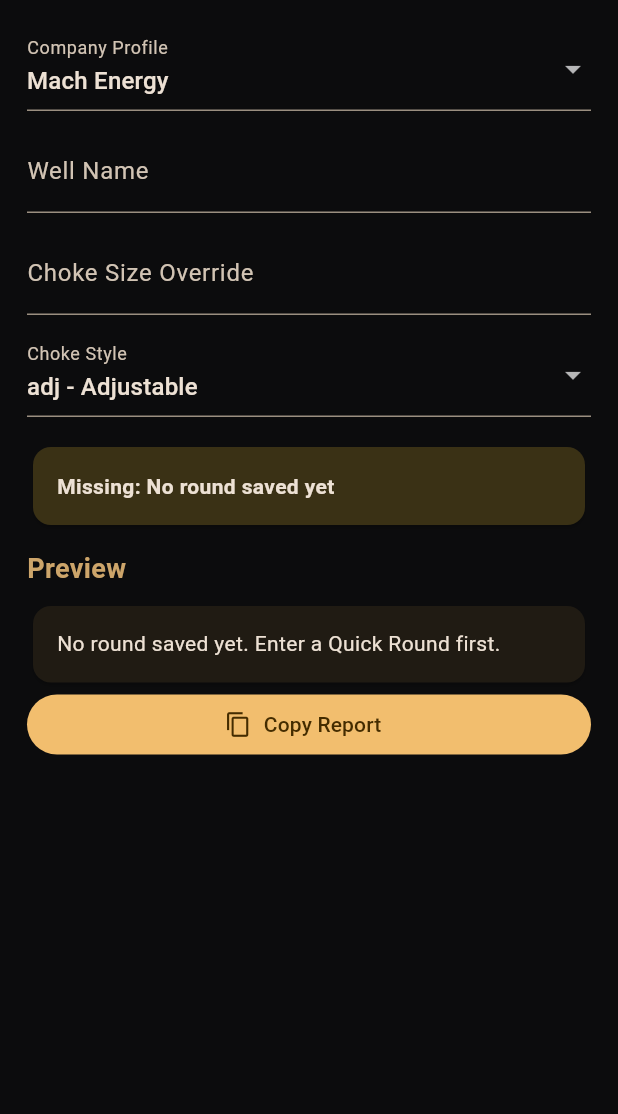
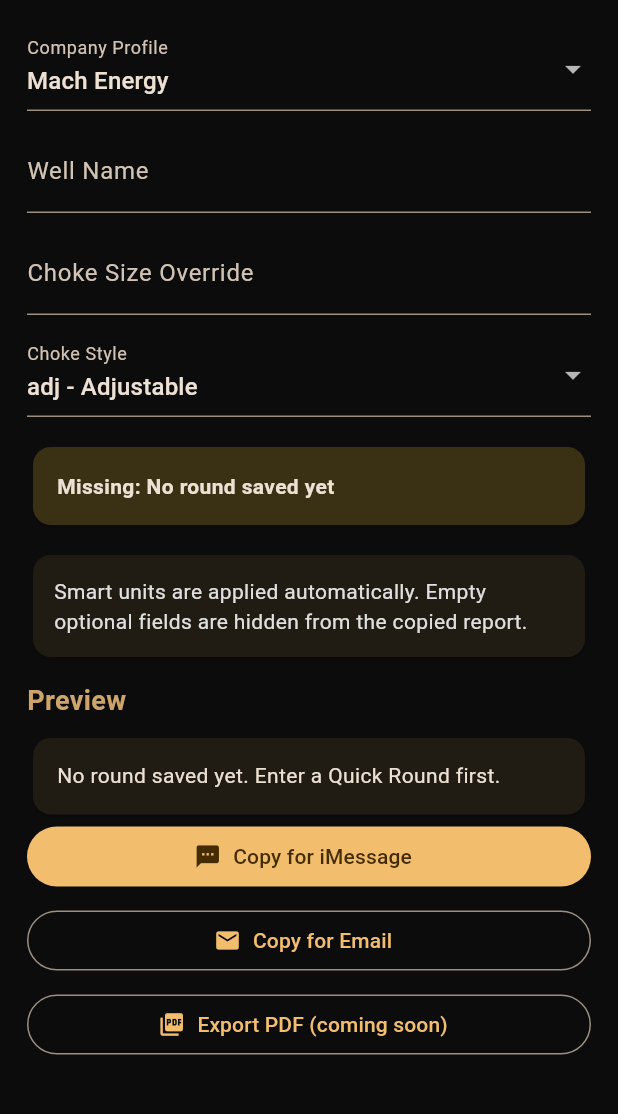
Before and after one commit to bslaverty/WellWerks-App, a Flutter app: the ShiftReportScreen screen opened directly, on a phone screen of 412 x 824 dp, the part 84-1198 px from its top. Run offline on Flutter 3.47's test engine with Material 3 defaults, Android fonts, the phone set to English and light mode, and no system bars; our stand-ins replace shared_preferences, signature; accounts and stored records are empty; Roboto replaces fonts that are missing (Arial).

Commit message:
Add files via upload

```diff
--- a/lib/screens/shift_report_screen.dart
+++ b/lib/screens/shift_report_screen.dart
@@ -7,6 +7,7 @@ import '../models/round_reading.dart';
 import '../services/job_storage_service.dart';
 import '../services/report_profile_service.dart';
 import '../services/round_storage_service.dart';
+import '../services/report_field_formatter.dart';
 import '../widgets/app_header.dart';
 import 'report_template_screen.dart';
 
@@ -124,46 +125,14 @@ class _ShiftReportScreenState extends State<ShiftReportScreen> {
     return '';
   }
 
-  String _formattedLine(ReportField field) {
+  String _formattedLine(ReportField field, {bool email = false}) {
     final value = _fieldValue(field.key);
-    if (value.isEmpty || (value == 'N/A' && !field.required)) return '';
-    switch (field.key) {
-      case 'tbg':
-        return 'TBG- $value psi';
-      case 'csg':
-        return 'CSG- $value psi';
-      case 'icp':
-        return 'ICP- $value psi';
-      case 'scp':
-        return 'SCP- $value psi';
-      case 'choke':
-        return _company == 'Mach Energy' ? 'Choke $value' : 'Chk- $value';
-      case 'waterRate':
-        return _company == 'Mach Energy' ? 'Water/hr $value bbls/hr' : 'H2O- $value bbls/hr';
-      case 'oilRate':
-        return _company == 'Mach Energy' ? 'Oil $value bbls/hr' : 'Oil- $value bbls/hr';
-      case 'gasRate':
-        return _company == 'Mach Energy' ? '$value 24/hr gas rate' : 'Sales RT - $value mcf/d';
-      case 'diff':
-        return 'Diff - $value”';
-      case 'sp':
-        return 'SP - $value psi';
-      case 'gasTemp':
-        return 'Gas TMP - $value°';
-      case 'whTemp':
-        return 'WH TMP- $value°';
-      case 'waterTemp':
-        return 'H2O TMP- $value°';
-      case 'prop':
-        return 'Prop- $value gal/hr';
-      case 'biocide':
-        return 'Biocide- $value gal/day';
-      case 'ecdTemp':
-        return 'ECD Temp- $value°';
-      case 'notes':
-        return value.isEmpty ? '' : 'Notes- $value';
-    }
-    return '${field.label}- $value';
+    return ReportFieldFormatter.line(
+      field: field,
+      value: value,
+      company: _company,
+      email: email,
+    );
   }
 
   List<String> get _missing {
@@ -178,23 +147,32 @@ class _ShiftReportScreenState extends State<ShiftReportScreen> {
     return missing;
   }
 
-  String _buildReport() {
+  List<ReportField> get _includedFields =>
+      _activeProfile.fields.where((f) => f.included).toList();
+
+  String _buildReport({bool email = false}) {
     final r = _latest;
     final well = _wellName.text.trim().isEmpty ? 'Well Name' : _wellName.text.trim();
     if (r == null) return 'No round saved yet. Enter a Quick Round first.';
 
-    final lines = <String>[well, _timeLabel, ''];
-    for (final field in _activeProfile.fields.where((f) => f.included)) {
-      final line = _formattedLine(field);
+    final lines = <String>[
+      email ? 'Well: $well' : well,
+      email ? 'Update: $_timeLabel' : _timeLabel,
+      '',
+    ];
+    for (final field in _includedFields) {
+      final line = _formattedLine(field, email: email);
       if (line.trim().isNotEmpty) lines.add(line);
     }
     return lines.join('\n');
   }
 
-  Future<void> _copy() async {
-    await Clipboard.setData(ClipboardData(text: _buildReport()));
+  Future<void> _copy({bool email = false}) async {
+    await Clipboard.setData(ClipboardData(text: _buildReport(email: email)));
     if (!mounted) return;
-    ScaffoldMessenger.of(context).showSnackBar(const SnackBar(content: Text('Report copied')));
+    ScaffoldMessenger.of(context).showSnackBar(
+      SnackBar(content: Text(email ? 'Email report copied' : 'iMessage report copied')),
+    );
   }
 
   @override
@@ -270,6 +248,16 @@ class _ShiftReportScreenState extends State<ShiftReportScreen> {
                   ),
                 ),
                 const SizedBox(height: 12),
+                Card(
+                  child: Padding(
+                    padding: const EdgeInsets.all(14),
+                    child: Text(
+                      'Smart units are applied automatically. Empty optional fields are hidden from the copied report.',
+                      style: TextStyle(color: Colors.grey.shade300),
+                    ),
+                  ),
+                ),
+                const SizedBox(height: 12),
                 const Text('Preview', style: TextStyle(color: Color(0xFFCDA56A), fontSize: 18, fontWeight: FontWeight.bold)),
                 const SizedBox(height: 8),
                 Card(
@@ -278,7 +266,15 @@ class _ShiftReportScreenState extends State<ShiftReportScreen> {
                     child: SelectableText(report, style: const TextStyle(height: 1.35)),
                   ),
                 ),
-                FilledButton.icon(onPressed: _copy, icon: const Icon(Icons.copy), label: const Text('Copy Report')),
+                FilledButton.icon(onPressed: () => _copy(), icon: const Icon(Icons.sms), label: const Text('Copy for iMessage')),
+                const SizedBox(height: 8),
+                OutlinedButton.icon(onPressed: () => _copy(email: true), icon: const Icon(Icons.email), label: const Text('Copy for Email')),
+                const SizedBox(height: 8),
+                OutlinedButton.icon(onPressed: () async {
+                  await Clipboard.setData(ClipboardData(text: _buildReport()));
+                  if (!mounted) return;
+                  ScaffoldMessenger.of(context).showSnackBar(const SnackBar(content: Text('PDF export foundation ready - report text copied for now')));
+                }, icon: const Icon(Icons.picture_as_pdf), label: const Text('Export PDF (coming soon)')),
               ],
             ),
     );
--- /dev/null
+++ b/lib/services/report_field_formatter.dart
@@ -0,0 +1,95 @@
+import '../services/report_profile_service.dart';
+
+class ReportFieldMeta {
+  const ReportFieldMeta({
+    required this.key,
+    required this.label,
+    required this.unit,
+    this.machLabel,
+    this.continentalLabel,
+    this.emailLabel,
+  });
+
+  final String key;
+  final String label;
+  final String unit;
+  final String? machLabel;
+  final String? continentalLabel;
+  final String? emailLabel;
+
+  String labelFor(String company, {bool email = false}) {
+    if (email && emailLabel != null) return emailLabel!;
+    if (company == 'Mach Energy' && machLabel != null) return machLabel!;
+    if (company == 'Continental' && continentalLabel != null) return continentalLabel!;
+    return label;
+  }
+}
+
+class ReportFieldFormatter {
+  static const Map<String, ReportFieldMeta> meta = {
+    'tbg': ReportFieldMeta(key: 'tbg', label: 'TBG', emailLabel: 'Tubing Pressure', unit: 'psi'),
+    'csg': ReportFieldMeta(key: 'csg', label: 'CSG', emailLabel: 'Casing Pressure', unit: 'psi'),
+    'icp': ReportFieldMeta(key: 'icp', label: 'ICP', unit: 'psi'),
+    'scp': ReportFieldMeta(key: 'scp', label: 'SCP', unit: 'psi'),
+    'choke': ReportFieldMeta(key: 'choke', label: 'Chk', machLabel: 'Choke', emailLabel: 'Choke', unit: ''),
+    'waterRate': ReportFieldMeta(key: 'waterRate', label: 'H2O', machLabel: 'Water/hr', emailLabel: 'Water Rate', unit: 'bbls/hr'),
+    'oilRate': ReportFieldMeta(key: 'oilRate', label: 'Oil', emailLabel: 'Oil Rate', unit: 'bbls/hr'),
+    'gasRate': ReportFieldMeta(key: 'gasRate', label: 'Sales RT', machLabel: 'Gas', emailLabel: 'Gas Rate', unit: 'mcf/d'),
+    'diff': ReportFieldMeta(key: 'diff', label: 'Diff', emailLabel: 'Differential', unit: '"'),
+    'sp': ReportFieldMeta(key: 'sp', label: 'SP', emailLabel: 'Separator Pressure', unit: 'psi'),
+    'gasTemp': ReportFieldMeta(key: 'gasTemp', label: 'Gas TMP', emailLabel: 'Gas Temp', unit: '°'),
+    'whTemp': ReportFieldMeta(key: 'whTemp', label: 'WH TMP', emailLabel: 'Wellhead Temp', unit: '°'),
+    'waterTemp': ReportFieldMeta(key: 'waterTemp', label: 'H2O TMP', emailLabel: 'Water Temp', unit: '°'),
+    'prop': ReportFieldMeta(key: 'prop', label: 'Prop', emailLabel: 'Prop Rate', unit: 'gal/hr'),
+    'biocide': ReportFieldMeta(key: 'biocide', label: 'Biocide', emailLabel: 'Biocide Rate', unit: 'gal/day'),
+    'ecdTemp': ReportFieldMeta(key: 'ecdTemp', label: 'ECD Temp', unit: '°'),
+    'notes': ReportFieldMeta(key: 'notes', label: 'Notes', unit: ''),
+  };
+
+  static String unitFor(String key) => meta[key]?.unit ?? '';
+
+  static String labelFor(ReportField field, String company, {bool email = false}) {
+    return meta[field.key]?.labelFor(company, email: email) ?? field.label;
+  }
+
+  static bool isBlank(String value) {
+    final text = value.trim();
+    return text.isEmpty || text == 'N/A';
+  }
+
+  static String withUnit(String key, String value) {
+    final text = value.trim();
+    if (text.isEmpty) return text;
+    final unit = unitFor(key);
+    if (unit.isEmpty) return text;
+    if (unit == '°') return '$text°';
+    if (unit == '"') return '$text"';
+    if (text.toLowerCase().endsWith(unit.toLowerCase())) return text;
+    return '$text $unit';
+  }
+
+  static String line({
+    required ReportField field,
+    required String value,
+    required String company,
+    bool email = false,
+  }) {
+    if (isBlank(value) && !field.required) return '';
+    final normalizedValue = isBlank(value) ? 'N/A' : value.trim();
+    if (field.key == 'notes') {
+      if (normalizedValue == 'N/A') return '';
+      return email ? 'Notes: $normalizedValue' : 'Notes- $normalizedValue';
+    }
+    final label = labelFor(field, company, email: email);
+    final formattedValue = withUnit(field.key, normalizedValue);
+
+    if (email) return '$label: $formattedValue';
+    if (company == 'Mach Energy' && field.key == 'gasRate') {
+      return '$formattedValue 24/hr gas rate';
+    }
+    if (company == 'Mach Energy' && field.key == 'choke') {
+      return '$label $formattedValue';
+    }
+    return '$label- $formattedValue';
+  }
+}
```
Also changed, not shown: lib/screens/report_template_screen.dart (+14 -1 lines).
